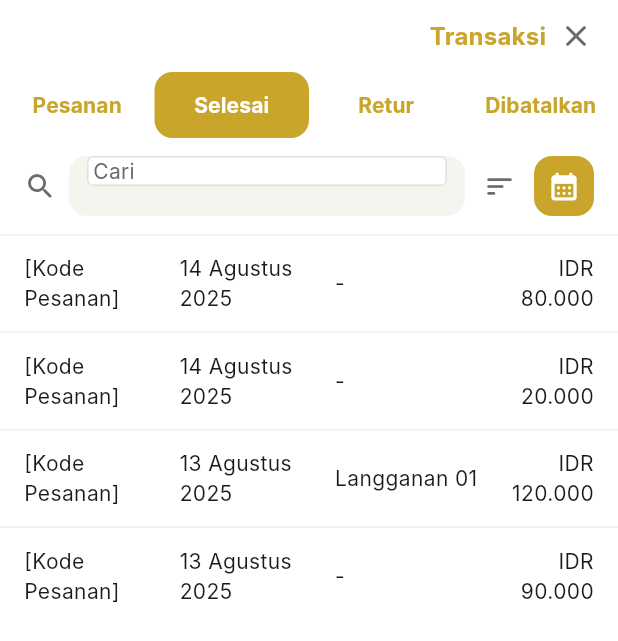
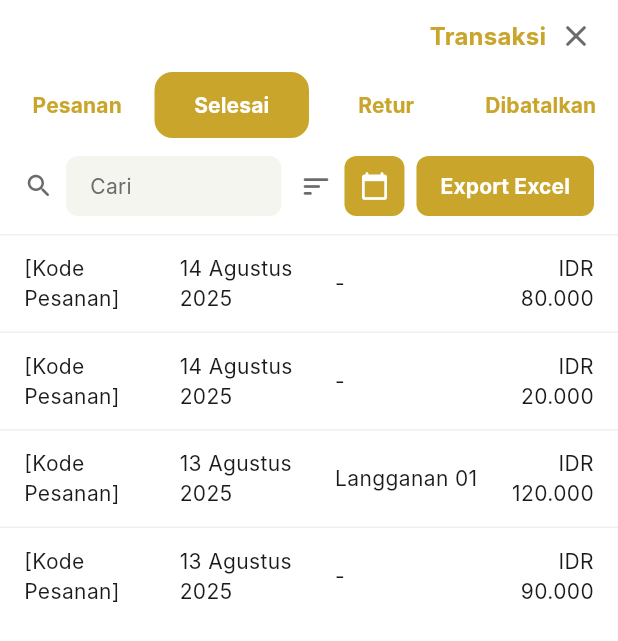
Before and after one commit to Joglo-Application/JApp, a Flutter app: the OwnerTransaksiListPage screen opened by its route, after a tap on "Selesai", on a phone screen of 412 x 824 dp. Shown: the top 641 px of the screen. Run offline on Flutter 3.47's test engine with Material 3 defaults, Android fonts, the phone set to English and light mode, and no system bars; our stand-ins replace dio, fl_chart, flutter_map, flutter_secure_storage, go_router, hive_flutter and 2 more; accounts and stored records are empty; network calls fail; Roboto replaces fonts that are missing (Inter).

Commit message:
feat(owner): re-style menu transaksi & pengaturan

```diff
--- a/lib/features/owner/presentation/pages/owner_pengaturan_page.dart
+++ b/lib/features/owner/presentation/pages/owner_pengaturan_page.dart
@@ -3,6 +3,7 @@ import 'package:go_router/go_router.dart';
 
 import '../../../../core/router/app_routes.dart';
 import '../../../../core/theme/app_colors.dart';
+import '../../../../core/theme/app_radius.dart';
 import '../../../../core/theme/app_spacing.dart';
 import '../../../../core/theme/app_typography.dart';
 import '../widgets/navigation/owner_drawer.dart';
@@ -78,7 +79,10 @@ class _AppBar extends StatelessWidget {
   @override
   Widget build(BuildContext context) {
     return DecoratedBox(
-      decoration: const BoxDecoration(color: AppColors.shellBackground),
+      decoration: BoxDecoration(
+        color: Colors.grey.shade700,
+        border: Border(bottom: BorderSide(color: AppColors.secondaryContainer)),
+      ),
       child: Padding(
         padding: const EdgeInsets.symmetric(
           horizontal: AppSpacing.x4,
@@ -153,10 +157,18 @@ class _NavSection extends StatelessWidget {
                   ),
                 ),
               ),
-              const Icon(
-                Icons.keyboard_arrow_down_rounded,
-                color: AppColors.onSurfaceVariant,
-                size: 24,
+              Container(
+                width: 32,
+                height: 32,
+                decoration: BoxDecoration(
+                  color: AppColors.primary,
+                  borderRadius: AppRadius.sm,
+                ),
+                child: const Icon(
+                  Icons.chevron_right_rounded,
+                  color: AppColors.onPrimary,
+                  size: 20,
+                ),
               ),
             ],
           ),
--- a/lib/features/owner/presentation/pages/owner_transaksi_list_page.dart
+++ b/lib/features/owner/presentation/pages/owner_transaksi_list_page.dart
@@ -34,7 +34,7 @@ class _OwnerTransaksiListPageState extends State<OwnerTransaksiListPage> {
           children: [
             _buildHeader(context),
             _buildTabBar(),
-            if (_tab == _TransaksiTab.selesai) _buildFilterBar(),
+            _buildActionBar(),
             const Divider(height: 1, thickness: 1, color: AppColors.outlineVariant),
             Expanded(child: _buildTable()),
           ],
@@ -108,24 +108,23 @@ class _OwnerTransaksiListPageState extends State<OwnerTransaksiListPage> {
     );
   }
 
-  Widget _buildFilterBar() {
-    return Padding(
+  Widget _buildActionBar() {
+    return ColoredBox(
+      color: AppColors.surface,
+      child: Padding(
         padding: const EdgeInsets.symmetric(
           horizontal: AppSpacing.x4,
           vertical: AppSpacing.x3,
         ),
         child: Row(
           children: [
-          const Icon(Icons.search_rounded, color: AppColors.onSurfaceVariant, size: 22),
+            const Icon(
+              Icons.search_rounded,
+              size: 20,
+              color: AppColors.onSurfaceVariant,
+            ),
             const SizedBox(width: AppSpacing.x2),
             Expanded(
-            child: Container(
-              height: 40,
-              decoration: BoxDecoration(
-                color: AppColors.surfaceContainerHighest,
-                borderRadius: AppRadius.md,
-              ),
-              padding: const EdgeInsets.symmetric(horizontal: AppSpacing.x3),
               child: TextField(
                 controller: _searchController,
                 style: AppTypography.textTheme.bodyMedium,
@@ -134,30 +133,76 @@ class _OwnerTransaksiListPageState extends State<OwnerTransaksiListPage> {
                   hintStyle: AppTypography.textTheme.bodyMedium?.copyWith(
                     color: AppColors.onSurfaceVariant,
                   ),
-                  border: InputBorder.none,
-                  contentPadding: EdgeInsets.zero,
+                  filled: true,
+                  fillColor: AppColors.surfaceContainerHighest,
                   isDense: true,
+                  contentPadding: const EdgeInsets.symmetric(
+                    horizontal: AppSpacing.x3,
+                    vertical: AppSpacing.x2 + 2,
+                  ),
+                  border: OutlineInputBorder(
+                    borderRadius: AppRadius.sm,
+                    borderSide: BorderSide.none,
+                  ),
+                  enabledBorder: OutlineInputBorder(
+                    borderRadius: AppRadius.sm,
+                    borderSide: BorderSide.none,
+                  ),
+                  focusedBorder: OutlineInputBorder(
+                    borderRadius: AppRadius.sm,
+                    borderSide: BorderSide.none,
                   ),
                 ),
               ),
             ),
             const SizedBox(width: AppSpacing.x3),
-          const Icon(Icons.sort_rounded, size: 22),
-          const SizedBox(width: AppSpacing.x3),
-          Container(
+            const Icon(
+              Icons.sort_rounded,
+              size: 22,
+              color: AppColors.onSurfaceVariant,
+            ),
+            const SizedBox(width: AppSpacing.x2),
+            Material(
+              color: AppColors.primary,
+              borderRadius: AppRadius.sm,
+              child: InkWell(
+                onTap: () {},
+                borderRadius: AppRadius.sm,
+                child: const SizedBox(
                   width: 40,
                   height: 40,
-            decoration: BoxDecoration(
+                  child: Icon(
+                    Icons.calendar_today_rounded,
+                    color: AppColors.onPrimary,
+                    size: 20,
+                  ),
+                ),
+              ),
+            ),
+            const SizedBox(width: AppSpacing.x2),
+            Material(
               color: AppColors.primary,
-              borderRadius: AppRadius.md,
+              borderRadius: AppRadius.sm,
+              child: InkWell(
+                onTap: () {},
+                borderRadius: AppRadius.sm,
+                child: Padding(
+                  padding: const EdgeInsets.symmetric(
+                    horizontal: AppSpacing.x4,
+                    vertical: AppSpacing.x2 + 2,
                   ),
-            child: const Icon(
-              Icons.calendar_month_rounded,
+                  child: Text(
+                    'Export Excel',
+                    style: AppTypography.textTheme.labelLarge?.copyWith(
                       color: AppColors.onPrimary,
-              size: 22,
+                      fontWeight: FontWeight.w700,
+                    ),
+                  ),
+                ),
               ),
             ),
           ],
+        ),
       ),
     );
   }
```
Lines whose indentation alone changed are shown as unchanged.
